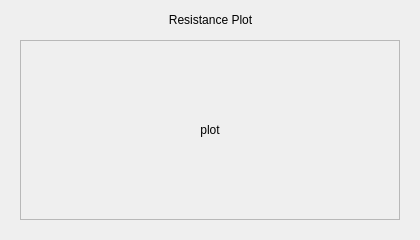
This is monitor/frame_resistanceplot.ui in jiazaizhong52/monitor as Qt 5 draws it before an edit. The edited form follows.
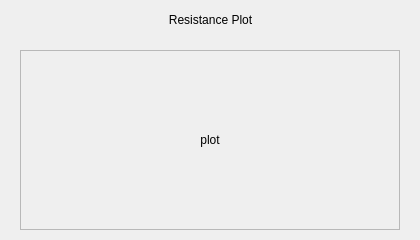
This is the edited form.

```diff
--- a/monitor/frame_resistanceplot.ui
+++ b/monitor/frame_resistanceplot.ui
@@ -17,7 +17,7 @@
    <property name="geometry">
     <rect>
      <x>20</x>
-     <y>40</y>
+     <y>50</y>
      <width>380</width>
      <height>180</height>
     </rect>
```
